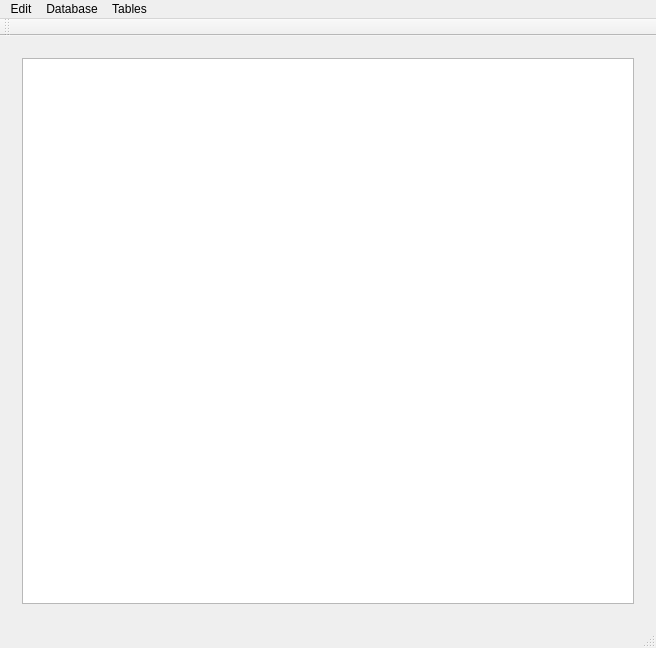
Old version of the form KarateCompetition/mainwindow.ui in the repository SuluCiprian/BD.
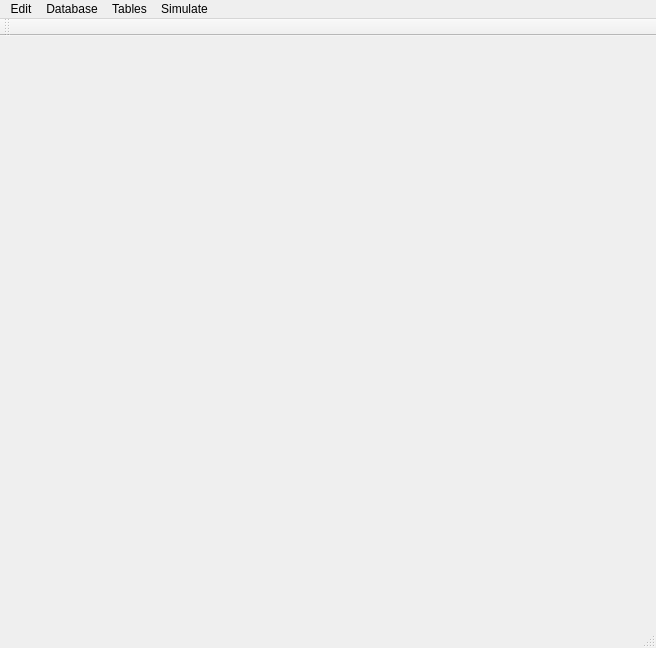
New version of the form. The open tabs and pages were chosen to show the change.

The edit to the form file:
```diff
--- a/KarateCompetition/mainwindow.ui
+++ b/KarateCompetition/mainwindow.ui
@@ -49,9 +49,15 @@
        </layout>
       </widget>
       <widget class="QWidget" name="page_2">
-       <layout class="QVBoxLayout" name="verticalLayout_3">
+       <property name="enabled">
+        <bool>false</bool>
+       </property>
+       <layout class="QVBoxLayout" name="verticalLayout_3"/>
+      </widget>
+      <widget class="QWidget" name="page_8">
+       <layout class="QVBoxLayout" name="verticalLayout_7">
         <item>
-         <widget class="QTableView" name="tableWorkingHours"/>
+         <widget class="QTableView" name="tableSim"/>
         </item>
        </layout>
       </widget>
@@ -111,9 +117,16 @@
     <addaction name="actionWeight"/>
     <addaction name="actionExperience"/>
    </widget>
+   <widget class="QMenu" name="menuSimulate">
+    <property name="title">
+     <string>Simulate</string>
+    </property>
+    <addaction name="actionNext_Round"/>
+   </widget>
    <addaction name="menuEdit"/>
    <addaction name="menuDatabase"/>
    <addaction name="menuTables"/>
+   <addaction name="menuSimulate"/>
   </widget>
   <widget class="QToolBar" name="mainToolBar">
    <attribute name="toolBarArea">
```
Left out of the diff: 8 changed lines with no effect on the pictures.
